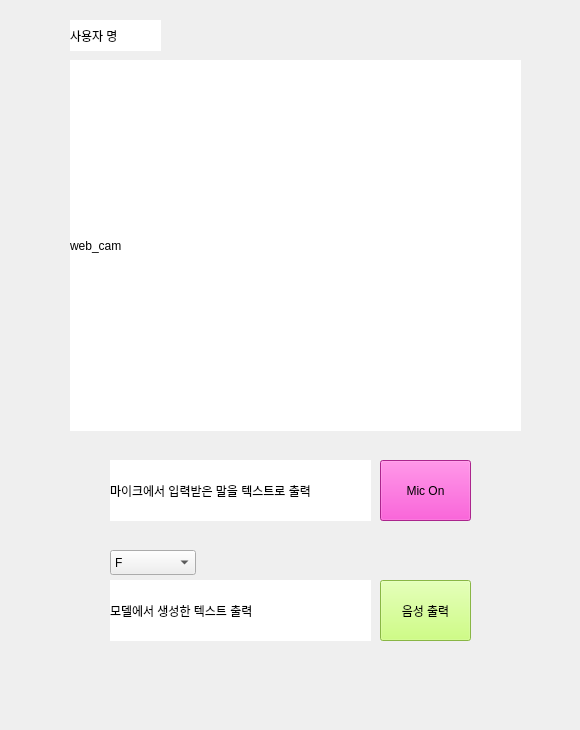
Before: the Qt Designer form SR_gui.ui in addinedu-ros-4th/deeplearning-repo-6, drawn with Qt 5.
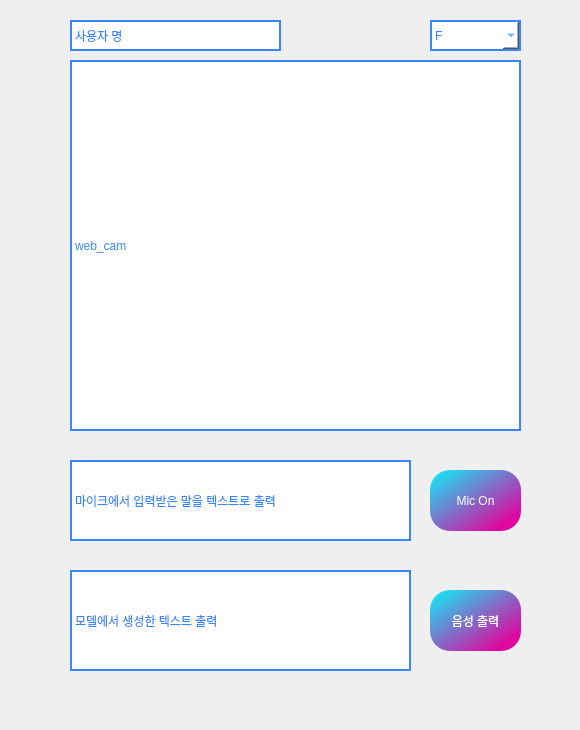
After: the same form once the commit is applied.

Commit message: Design Stylesheet

Patch:
```diff
--- a/SR_gui.ui
+++ b/SR_gui.ui
@@ -16,15 +16,16 @@
   <widget class="QPushButton" name="btn_Mike_on">
    <property name="geometry">
     <rect>
-     <x>380</x>
-     <y>460</y>
+     <x>430</x>
+     <y>470</y>
      <width>91</width>
      <height>61</height>
     </rect>
    </property>
    <property name="styleSheet">
-    <string notr="true">background-color: rgb(240, 52, 197);
-font: 75 13pt &quot;Ubuntu Mono&quot;;</string>
+    <string notr="true">color: white;
+	background-color: qlineargradient(spread:pad, x1:0, y1:0, x2:0.857143, y2:0.857955, stop:0 rgba(10, 242, 251, 255), stop:1 rgba(224, 6, 159, 255));
+	border-radius: 20px;</string>
    </property>
    <property name="text">
     <string>Mic On</string>
@@ -35,12 +36,16 @@
     <rect>
      <x>70</x>
      <y>20</y>
-     <width>91</width>
+     <width>211</width>
      <height>31</height>
     </rect>
    </property>
    <property name="styleSheet">
-    <string notr="true">background-color: rgb(255, 255, 255);</string>
+    <string notr="true">
+	color: rgb(58, 134, 255);
+	background-color: white;
+	border: 2px solid rgb(58, 134, 255);
+</string>
    </property>
    <property name="text">
     <string>사용자 명</string>
@@ -49,15 +54,16 @@
   <widget class="QPushButton" name="btn_Output">
    <property name="geometry">
     <rect>
-     <x>380</x>
-     <y>580</y>
+     <x>430</x>
+     <y>590</y>
      <width>91</width>
      <height>61</height>
     </rect>
    </property>
    <property name="styleSheet">
-    <string notr="true">background-color: rgb(192, 255, 96);
-font: 75 13pt &quot;Ubuntu Mono&quot;;</string>
+    <string notr="true">color: white;
+	background-color: qlineargradient(spread:pad, x1:0, y1:0, x2:0.857143, y2:0.857955, stop:0 rgba(10, 242, 251, 255), stop:1 rgba(224, 6, 159, 255));
+	border-radius: 20px;</string>
    </property>
    <property name="text">
     <string>음성 출력</string>
@@ -66,12 +72,19 @@
   <widget class="QComboBox" name="cbox_Model">
    <property name="geometry">
     <rect>
-     <x>110</x>
-     <y>550</y>
-     <width>86</width>
-     <height>25</height>
+     <x>430</x>
+     <y>20</y>
+     <width>91</width>
+     <height>31</height>
     </rect>
    </property>
+   <property name="styleSheet">
+    <string notr="true">
+	color: rgb(58, 134, 255);
+	background-color: white;
+	border: 2px solid rgb(58, 134, 255);
+</string>
+   </property>
    <item>
     <property name="text">
      <string>F</string>
@@ -91,14 +104,18 @@
   <widget class="QLabel" name="Label_User_Text">
    <property name="geometry">
     <rect>
-     <x>110</x>
+     <x>70</x>
      <y>460</y>
-     <width>261</width>
-     <height>61</height>
+     <width>341</width>
+     <height>81</height>
     </rect>
    </property>
    <property name="styleSheet">
-    <string notr="true">background-color: rgb(255, 255, 255);</string>
+    <string notr="true">
+	color: rgb(58, 134, 255);
+	background-color: white;
+	border: 2px solid rgb(58, 134, 255);
+</string>
    </property>
    <property name="text">
     <string>마이크에서 입력받은 말을 텍스트로 출력</string>
@@ -107,14 +124,18 @@
   <widget class="QLabel" name="Label_Model_Text">
    <property name="geometry">
     <rect>
-     <x>110</x>
-     <y>580</y>
-     <width>261</width>
-     <height>61</height>
+     <x>70</x>
+     <y>570</y>
+     <width>341</width>
+     <height>101</height>
     </rect>
    </property>
    <property name="styleSheet">
-    <string notr="true">background-color: rgb(255, 255, 255);</string>
+    <string notr="true">
+	color: rgb(58, 134, 255);
+	background-color: white;
+	border: 2px solid rgb(58, 134, 255);
+</string>
    </property>
    <property name="text">
     <string>모델에서 생성한 텍스트 출력</string>
@@ -130,7 +151,10 @@
     </rect>
    </property>
    <property name="styleSheet">
-    <string notr="true">background-color: rgb(255, 255, 255);
+    <string notr="true">
+	color: rgb(58, 134, 255);
+	background-color: white;
+	border: 2px solid rgb(58, 134, 255);
 </string>
    </property>
    <property name="text">
```
The commit also changes 2 other files.
